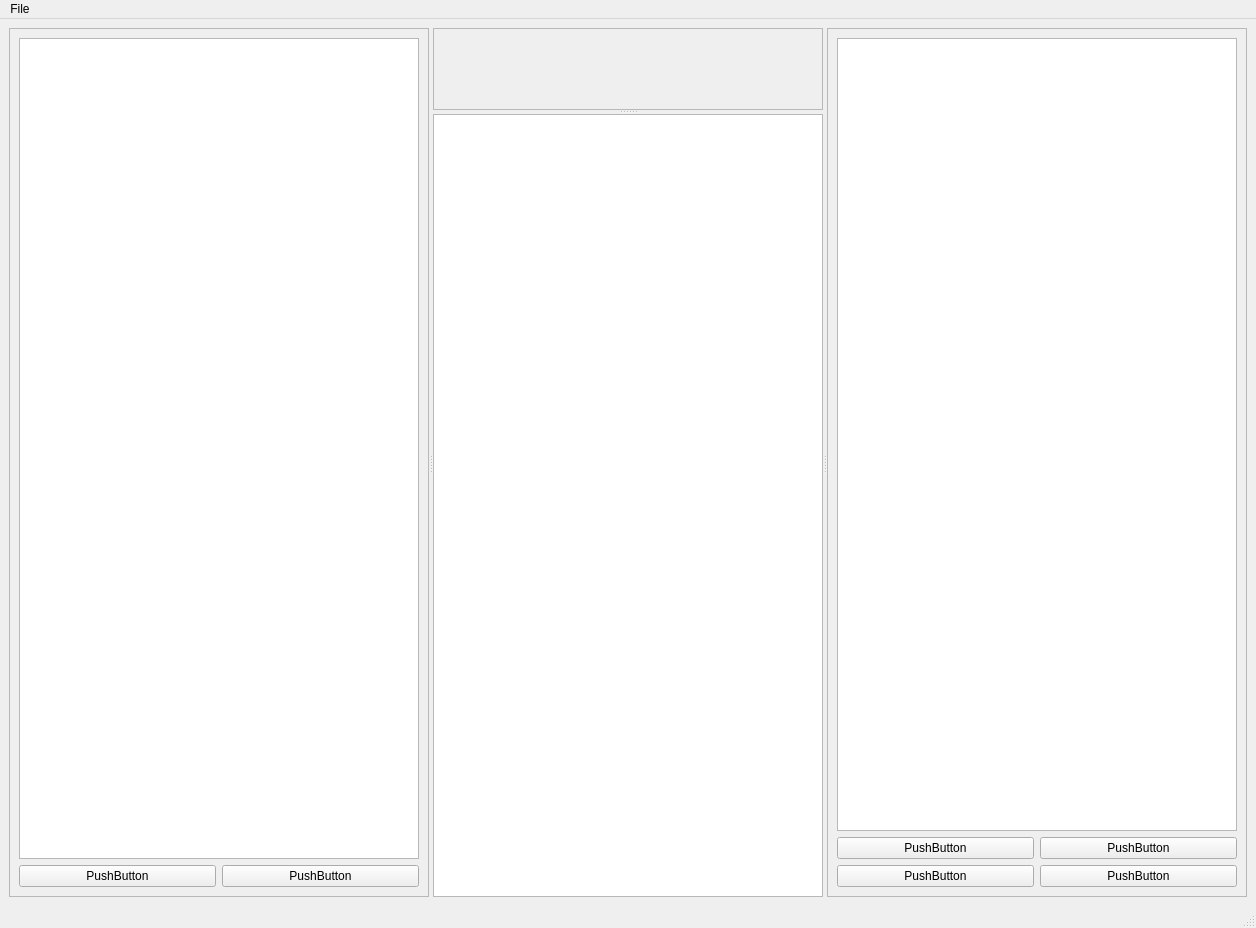
This is slacx/slacxui/basic.ui in slaclab/paws as Qt 5 draws it before an edit. The edited form follows.
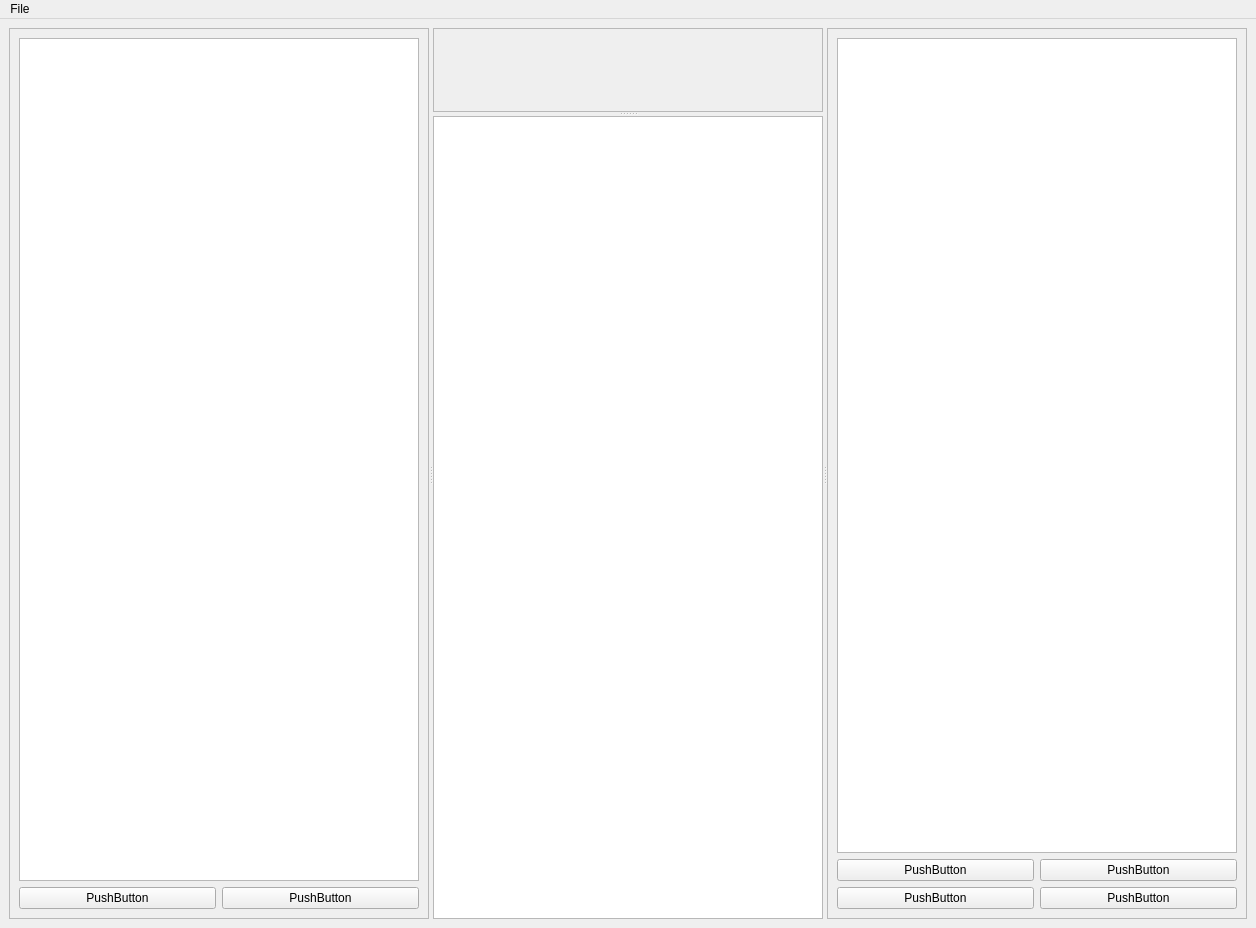
This is the edited form.

Commit message: threadsafe realtime workflows. also deprecated status bar.

The edit to the form file:
```diff
--- a/slacx/slacxui/basic.ui
+++ b/slacx/slacxui/basic.ui
@@ -141,7 +141,6 @@
    </widget>
    <addaction name="menuFile"/>
   </widget>
-  <widget class="QStatusBar" name="statusbar"/>
   <action name="actionCalibrate">
    <property name="text">
     <string>HDF5 Builder</string>
```
The commit also changes 2 other files.
